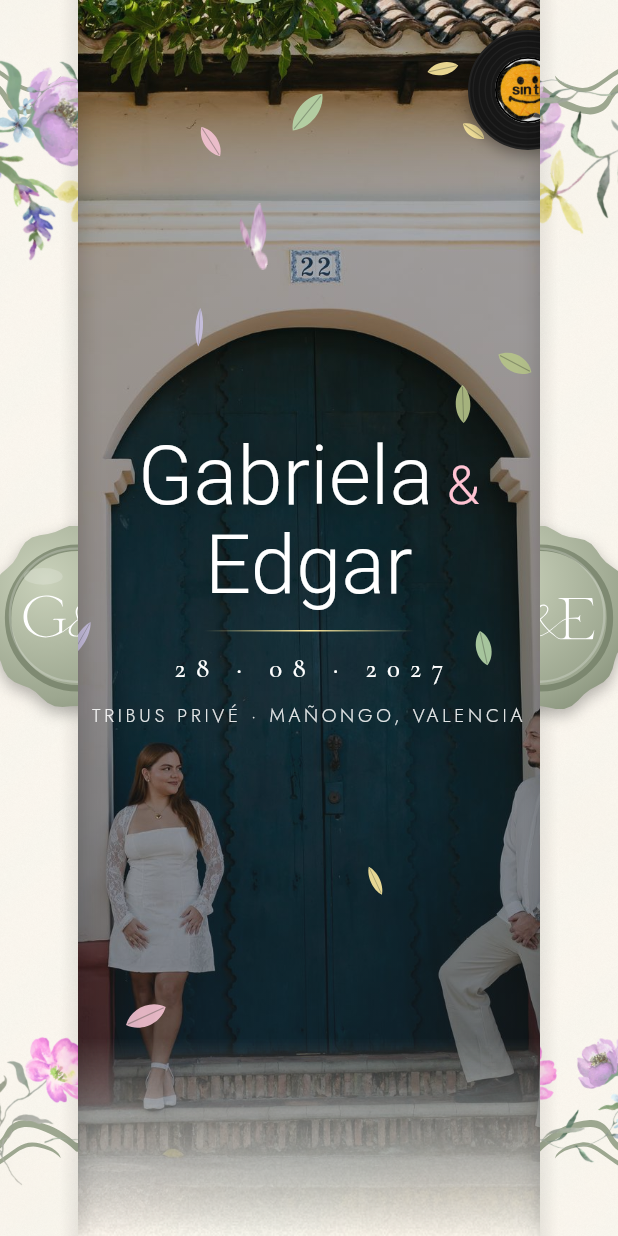
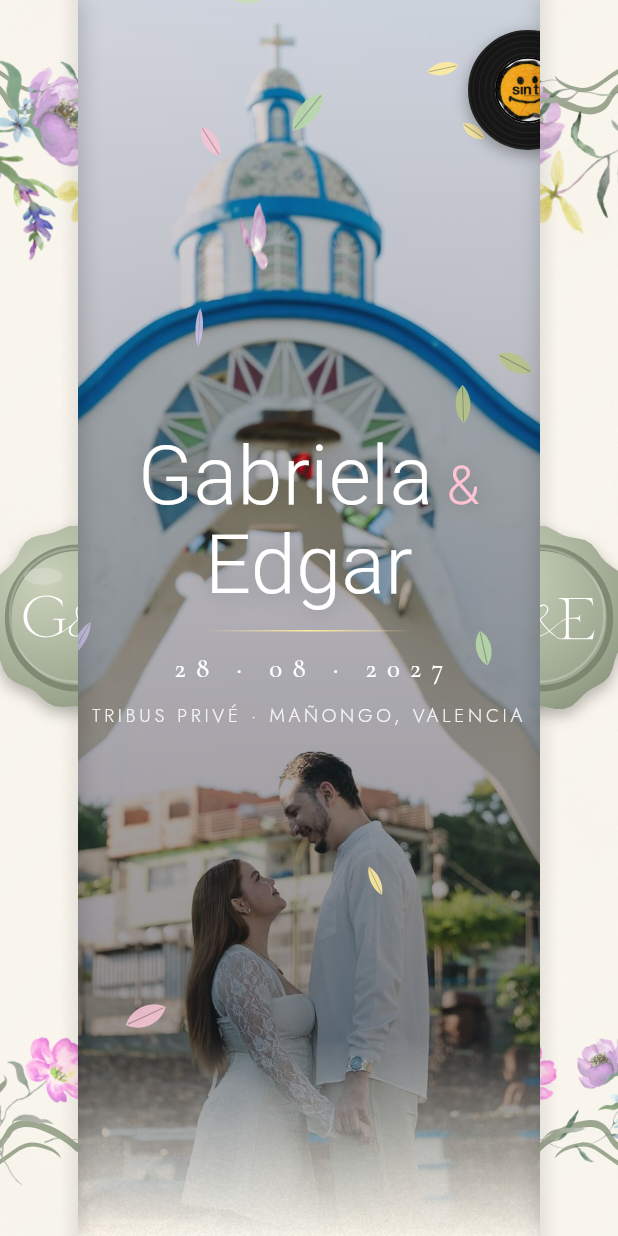
Before and after one commit to edgarsuarez97/wedding, a Flutter app: the screen it shows after launch, after a tap on the "play arrow" icon, on a phone screen of 412 x 824 dp. Run offline on Flutter 3.47's test engine with Material 3 defaults, Android fonts, the phone set to English and light mode, and no system bars; our stand-ins replace equatable, flutter_bloc, flutter_svg, google_fonts, just_audio, video_player; network calls fail.

Commit message:
Portada móvil: foto bajo el arco azul, con la pareja centrada (#28)
La portada móvil ahora usa la foto a color de la pareja bajo el arco
azul y blanco. El encuadre se corre un poco a la izquierda para que
los dos queden justo en el centro de la pantalla.


Claude-Session: https://claude.ai/code/session_017geA8JYi7Sc15nYRWA6TUq

Co-authored-by: Claude <noreply@anthropic.com>

```diff
--- a/lib/ui/features/home/views/wedding_counter.dart
+++ b/lib/ui/features/home/views/wedding_counter.dart
@@ -162,14 +162,14 @@ class _HeroSectionState extends State<HeroSection>
                   fit: StackFit.expand,
                   children: [
                     // Escritorio y móvil usan fotos distintas. En móvil la
-                    // foto se corre un poco a la derecha para que la pareja,
-                    // uno a cada lado de la puerta, quepa completa.
+                    // foto se corre un poco a la izquierda para que la
+                    // pareja, bajo el arco azul, quede justo en el centro.
                     _HeroPhoto(
                       asset: isMobile
                           ? widget.heroMobileImageUrl
                           : widget.heroImageUrl,
                       alignment: isMobile
-                          ? const Alignment(0.16, 0)
+                          ? const Alignment(-0.16, 0)
                           : Alignment.center,
                     ),
                     DecoratedBox(
```
Also changed, not shown: assets/images/portada-movil.jpg.
